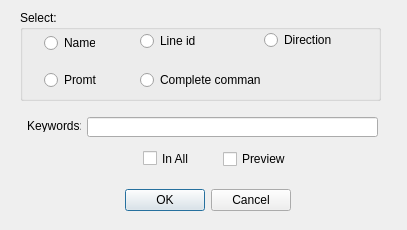
The window that icurve_v2.1/icurve/resource/icv_curve_filter.ui (Sunfe/icurve) describes before a commit, drawn with Qt 5.
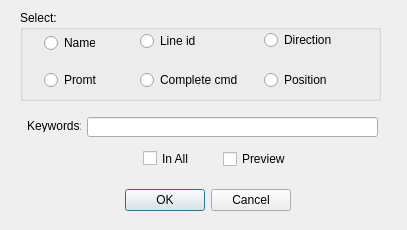
The same window after the commit.

```diff
--- a/icurve_v2.1/icurve/resource/icv_curve_filter.ui
+++ b/icurve_v2.1/icurve/resource/icv_curve_filter.ui
@@ -98,12 +98,12 @@
      <rect>
       <x>120</x>
       <y>60</y>
-      <width>121</width>
+      <width>101</width>
       <height>20</height>
      </rect>
     </property>
     <property name="text">
-     <string>Complete command</string>
+     <string>Complete cmd</string>
     </property>
    </widget>
    <widget class="QRadioButton" name="radioPromt">
@@ -119,6 +119,19 @@
      <string>Promt</string>
     </property>
    </widget>
+   <widget class="QRadioButton" name="radioPos">
+    <property name="geometry">
+     <rect>
+      <x>244</x>
+      <y>60</y>
+      <width>71</width>
+      <height>20</height>
+     </rect>
+    </property>
+    <property name="text">
+     <string>Position</string>
+    </property>
+   </widget>
   </widget>
   <widget class="QLabel" name="label">
    <property name="geometry">
```
